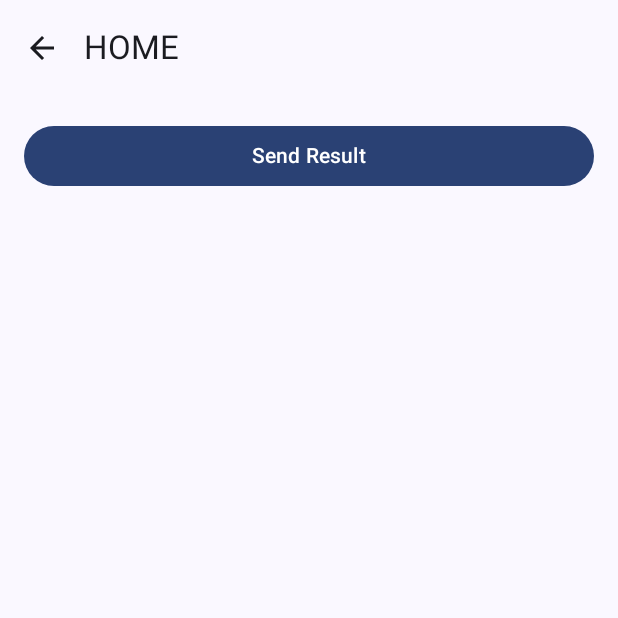
After one commit to kazuiains/OptimizeSample, an Android app built with Jetpack Compose: the ResultStateNextScreen screen opened through its navigation route, on a phone screen of 412 x 824 dp, the top half of it. The commit adds this screen. Run offline under Robolectric (Android 15) with nearby library versions, the phone set to English and light mode, and no system bars; our stand-ins replace Dagger/Hilt's generated code.

Commit message:
refactor: result from saveStateHandle

```diff
--- a/app/src/main/java/id/adiyusuf/optimizesample/MainActivity.kt
+++ b/app/src/main/java/id/adiyusuf/optimizesample/MainActivity.kt
@@ -45,6 +45,7 @@ import id.adiyusuf.optimizesample.screen.game.SimpleGameCanvasScreen
 import id.adiyusuf.optimizesample.screen.home.HomeScreen
 import id.adiyusuf.optimizesample.screen.result.ResultScreen
 import id.adiyusuf.optimizesample.screen.result.argument.ResultArgumentScreen
+import id.adiyusuf.optimizesample.screen.result.state.ResultStateNextScreen
 import id.adiyusuf.optimizesample.screen.result.state.ResultStateScreen
 import id.adiyusuf.optimizesample.screen.sharing.SharingScreen
 import id.adiyusuf.optimizesample.screen.sharing.composition.SharingCompositionScreen
@@ -193,6 +194,9 @@ fun NavGraphBuilder.resultNavigation() {
         composable("result/state") {
             ResultStateScreen()
         }
+        composable("result/state/next") {
+            ResultStateNextScreen()
+        }
     }
 }
 
--- a/app/src/main/java/id/adiyusuf/optimizesample/screen/result/ResultScreen.kt
+++ b/app/src/main/java/id/adiyusuf/optimizesample/screen/result/ResultScreen.kt
@@ -45,10 +45,6 @@ fun ResultScreen(
             .verticalScroll(scrollState)
     ) {
         Header()
-        Spacer(modifier = Modifier.height(16.dp))
-        Text("From: ")
-        Text("value: ")
-        Spacer(modifier = Modifier.height(16.dp))
         Button(
             modifier = Modifier.fillMaxWidth(),
             onClick = {
--- /dev/null
+++ b/app/src/main/java/id/adiyusuf/optimizesample/screen/result/state/ResultStateNextScreen.kt
@@ -0,0 +1,29 @@
+package id.adiyusuf.optimizesample.screen.result.state
+
+import androidx.compose.foundation.layout.fillMaxWidth
+import androidx.compose.foundation.layout.padding
+import androidx.compose.material3.Button
+import androidx.compose.material3.Text
+import androidx.compose.runtime.Composable
+import androidx.compose.ui.Modifier
+import androidx.compose.ui.unit.dp
+import id.adiyusuf.optimizesample.AppComposition
+
+@Composable
+fun ResultStateNextScreen() {
+    val navController = AppComposition.navigation
+
+    Button(
+        modifier = Modifier
+            .padding(16.dp)
+            .fillMaxWidth(),
+        onClick = {
+            val savedStateHandle = navController.previousBackStackEntry?.savedStateHandle
+            savedStateHandle?.set("result_from", "SavedStateHandle - Composable")
+            savedStateHandle?.set("result_value", "Ululululu byur byar")
+            navController.popBackStack() // Kembali ke destinasi sebelumnya
+        }
+    ) {
+        Text("Send Result")
+    }
+}
```
Also changed, not shown: app/src/main/java/id/adiyusuf/optimizesample/screen/result/state/ResultStateScreen.kt (+60 -1 lines), app/src/main/java/id/adiyusuf/optimizesample/screen/result/state/ResultStateViewModel.kt (deleted, +0 -9 lines).
